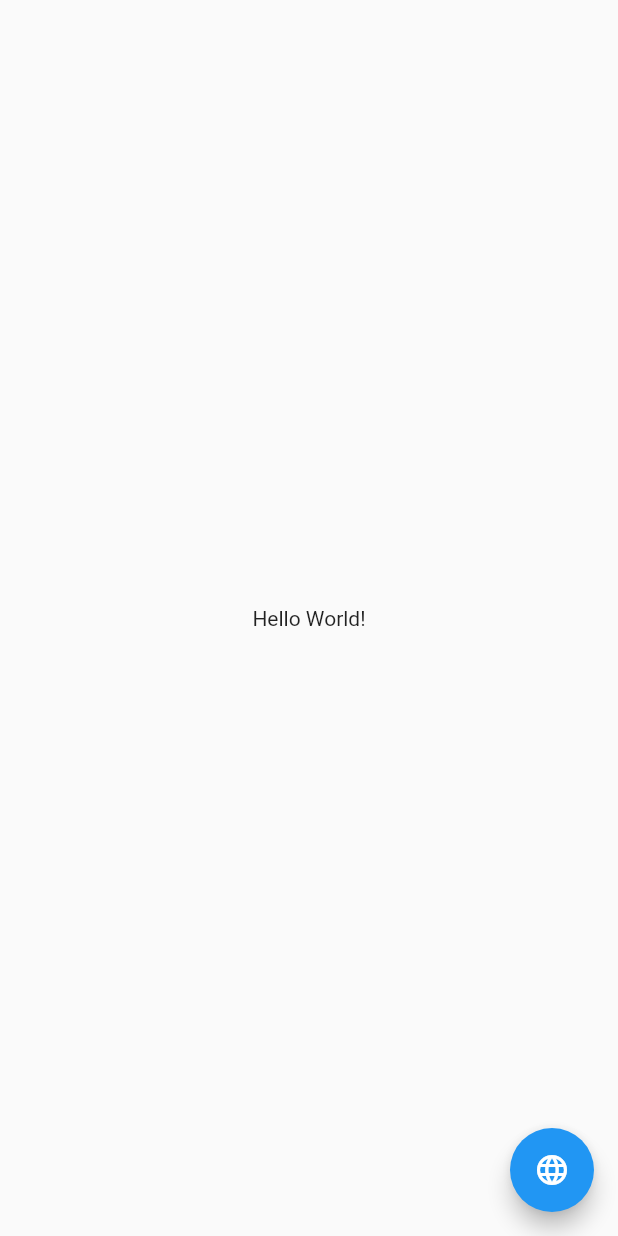
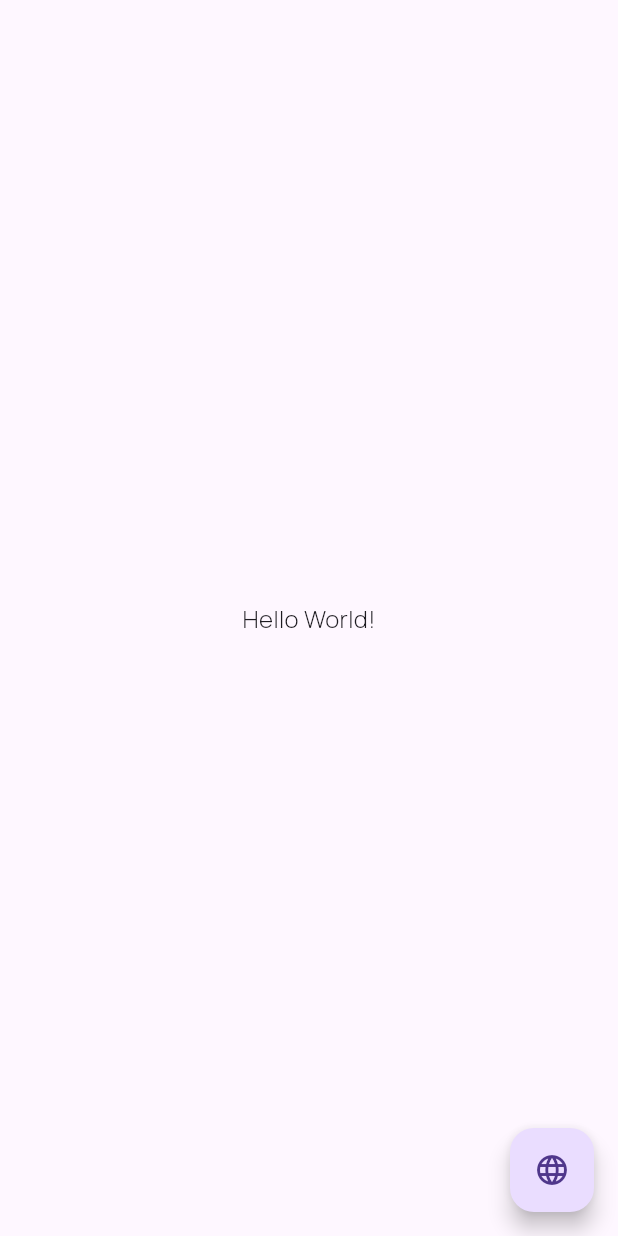
Before and after one commit to TeniDev/movie_evertec, a Flutter app: the screen it shows after launch, on a phone screen of 412 x 824 dp. Run offline on Flutter 3.47's test engine with Material 2 defaults, Android fonts, the light colour scheme and no system bars; our stand-ins replace flutter_riverpod.

Commit message:
change: update theme

```diff
--- a/lib/app.dart
+++ b/lib/app.dart
@@ -1,6 +1,7 @@
 import 'package:flutter/material.dart';
 import 'package:flutter_localizations/flutter_localizations.dart';
 import 'package:flutter_riverpod/flutter_riverpod.dart';
+import 'package:movie_evertec/gen/fonts.gen.dart';
 import 'package:movie_evertec/gen/l10n.dart';
 
 import 'data/providers/providers.dart';
@@ -14,6 +15,10 @@ class MovieEvertecApp extends ConsumerWidget {
 
     return MaterialApp(
       title: 'Movie Evertec App',
+      theme: ThemeData(
+        fontFamily: FontFamily.manrope,
+        useMaterial3: true,
+      ),
       localizationsDelegates: const [
         S.delegate,
         GlobalMaterialLocalizations.delegate,
@@ -48,6 +53,9 @@ class HomePage extends ConsumerWidget {
       body: Center(
         child: Text(
           S.of(context).helloWorld,
+          style: const TextStyle(
+            fontSize: 16,
+          ),
         ),
       ),
     );
```
